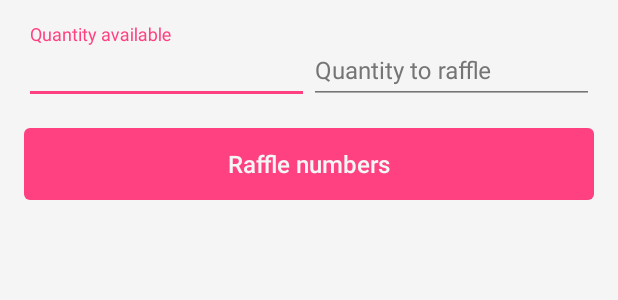
After one commit to fibelatti/raffler-kotlin, an Android app: the layout fragment_lottery.xml on its own in the app's theme, with its tools: preview values and no code run, on a phone screen of 412 x 824 dp. The commit adds this screen. Shown: the top 300 px of the screen. Run offline under Robolectric (Android 15) with nearby library versions, the phone set to English and light mode, and no system bars.

Commit message:
Creates lottery layout resources

```diff
--- /dev/null
+++ b/app/src/main/res/drawable/background_lottery_item.xml
@@ -0,0 +1,9 @@
+<?xml version="1.0" encoding="utf-8"?>
+<shape xmlns:android="http://schemas.android.com/apk/res/android"
+    android:shape="rectangle">
+    <stroke
+        android:width="@dimen/divider_size"
+        android:color="@color/color_divider" />
+    <solid android:color="@color/color_background" />
+    <corners android:radius="@dimen/radius_regular" />
+</shape>
--- /dev/null
+++ b/app/src/main/res/layout/fragment_lottery.xml
@@ -0,0 +1,78 @@
+<?xml version="1.0" encoding="utf-8"?>
+<androidx.constraintlayout.widget.ConstraintLayout xmlns:android="http://schemas.android.com/apk/res/android"
+    xmlns:app="http://schemas.android.com/apk/res-auto"
+    android:id="@+id/layoutRoot"
+    android:layout_width="match_parent"
+    android:layout_height="match_parent">
+
+    <include
+        android:id="@+id/layoutHintContainer"
+        layout="@layout/layout_hint_container"
+        android:layout_width="match_parent"
+        android:layout_height="wrap_content"
+        app:layout_constraintTop_toTopOf="parent" />
+
+    <com.google.android.material.textfield.TextInputLayout
+        android:id="@+id/inputLayoutTotalQuantity"
+        android:layout_width="0dp"
+        android:layout_height="wrap_content"
+        android:layout_marginLeft="@dimen/margin_regular"
+        android:layout_marginTop="@dimen/margin_regular"
+        android:theme="@style/AppTheme.InputLayout"
+        app:layout_constraintLeft_toLeftOf="parent"
+        app:layout_constraintRight_toLeftOf="@+id/inputLayoutRaffleQuantity"
+        app:layout_constraintTop_toBottomOf="@+id/layoutHintContainer">
+
+        <com.google.android.material.textfield.TextInputEditText
+            android:id="@+id/editTextTotalQuantity"
+            android:layout_width="match_parent"
+            android:layout_height="wrap_content"
+            android:hint="@string/lottery_quantity_available"
+            android:imeOptions="actionNext"
+            android:inputType="number"
+            android:singleLine="true" />
+    </com.google.android.material.textfield.TextInputLayout>
+
+    <com.google.android.material.textfield.TextInputLayout
+        android:id="@+id/inputLayoutRaffleQuantity"
+        android:layout_width="0dp"
+        android:layout_height="wrap_content"
+        android:layout_marginTop="@dimen/margin_regular"
+        android:layout_marginRight="@dimen/margin_regular"
+        android:theme="@style/AppTheme.InputLayout"
+        app:layout_constraintLeft_toRightOf="@+id/inputLayoutTotalQuantity"
+        app:layout_constraintRight_toRightOf="parent"
+        app:layout_constraintTop_toBottomOf="@+id/layoutHintContainer">
+
+        <com.google.android.material.textfield.TextInputEditText
+            android:id="@+id/editTextRaffleQuantity"
+            android:layout_width="match_parent"
+            android:layout_height="wrap_content"
+            android:hint="@string/lottery_quantity_to_raffle"
+            android:imeOptions="actionDone"
+            android:inputType="number"
+            android:singleLine="true" />
+    </com.google.android.material.textfield.TextInputLayout>
+
+    <Button
+        android:id="@+id/buttonRaffle"
+        android:layout_width="match_parent"
+        android:layout_height="wrap_content"
+        android:layout_margin="@dimen/margin_regular"
+        android:text="@string/lottery_raffle_button"
+        app:layout_constraintBottom_toTopOf="@+id/recyclerViewItems"
+        app:layout_constraintTop_toBottomOf="@+id/inputLayoutTotalQuantity" />
+
+    <androidx.recyclerview.widget.RecyclerView
+        android:id="@+id/recyclerViewItems"
+        android:layout_width="match_parent"
+        android:layout_height="0dp"
+        android:clipToPadding="false"
+        android:paddingLeft="@dimen/padding_regular"
+        android:paddingRight="@dimen/padding_regular"
+        android:paddingBottom="@dimen/padding_regular"
+        android:visibility="invisible"
+        app:layout_constraintBottom_toBottomOf="parent"
+        app:layout_constraintTop_toBottomOf="@+id/buttonRaffle" />
+
+</androidx.constraintlayout.widget.ConstraintLayout>
--- /dev/null
+++ b/app/src/main/res/layout/list_item_lottery.xml
@@ -0,0 +1,21 @@
+<?xml version="1.0" encoding="utf-8"?>
+<LinearLayout xmlns:android="http://schemas.android.com/apk/res/android"
+    xmlns:tools="http://schemas.android.com/tools"
+    android:id="@+id/layoutLotteryItemRoot"
+    android:layout_width="match_parent"
+    android:layout_height="wrap_content"
+    android:background="@drawable/background_lottery_item"
+    android:elevation="@dimen/elevation_regular"
+    android:gravity="center"
+    android:orientation="vertical"
+    android:padding="@dimen/padding_small"
+    tools:layout_width="50dp">
+
+    <androidx.appcompat.widget.AppCompatTextView
+        android:id="@+id/textViewLotteryItem"
+        style="@style/AppTheme.Text.Body"
+        android:layout_width="match_parent"
+        android:layout_height="wrap_content"
+        android:gravity="center"
+        tools:text="13" />
+</LinearLayout>
--- a/app/src/main/res/values/strings.xml
+++ b/app/src/main/res/values/strings.xml
@@ -31,6 +31,12 @@
     <string name="quick_decision_dismissible_hint">The answer for your questions is now 1 tap away!&#032;&#032;
         Here\'s a few shortcuts for simple tasks like flipping a coin or rolling a dice.</string>
 
+    <!-- Lottery -->
+    <string name="lottery_quantity_available">Quantity available</string>
+    <string name="lottery_quantity_to_raffle">Quantity to raffle</string>
+    <string name="lottery_quantity_validation_error">Please enter a valid quantity</string>
+    <string name="lottery_raffle_button">Raffle numbers</string>
+
     <!-- Preferences -->
     <string name="preferences_changes_saved">Changes saved</string>
 
```
